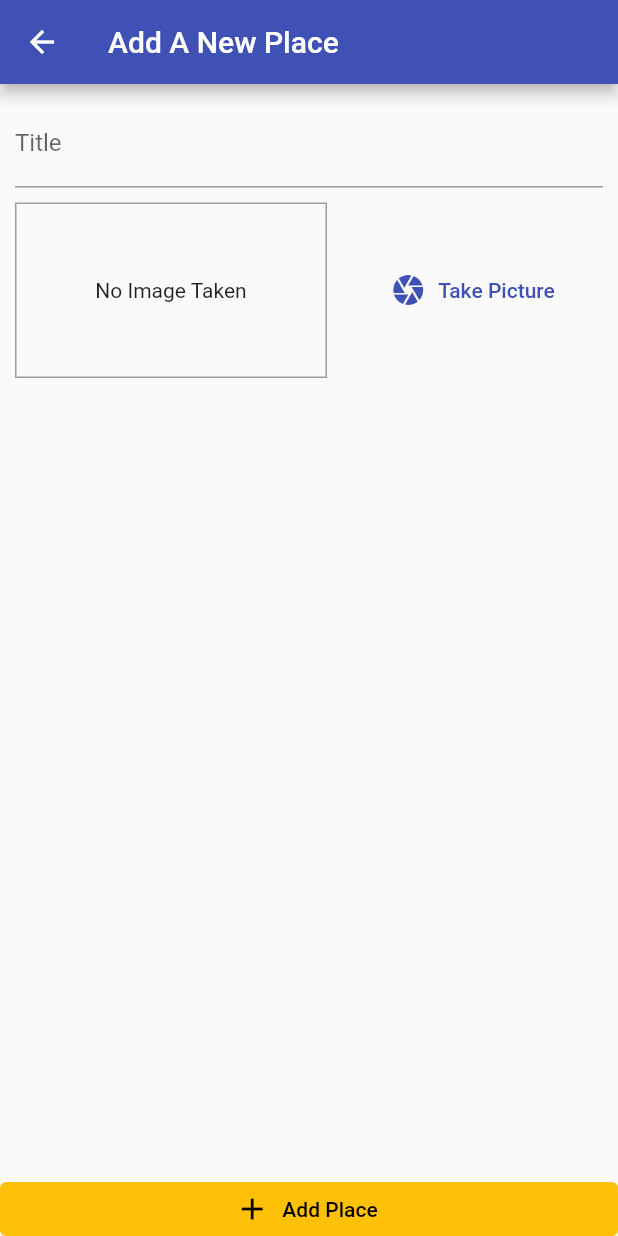
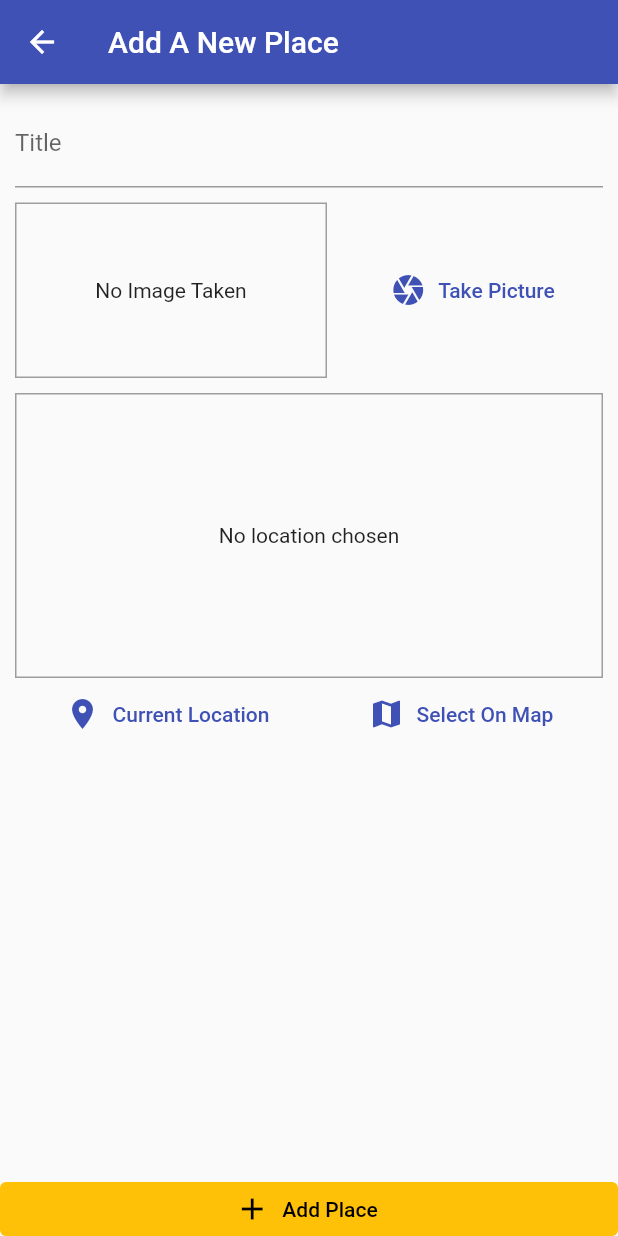
Before and after one commit to amanat-2003/map_camera_devicememory_app, a Flutter app: the AddPlaceScreen screen opened by its route, on a phone screen of 412 x 824 dp. Run offline on Flutter 3.47's test engine with Material 2 defaults, Android fonts, the phone set to English and light mode, and no system bars; our stand-ins replace image_picker, location, sqflite; accounts and stored records are empty.

Commit message:
lec 305 and 306 completed

```diff
--- a/lib/screens/add_place_screen.dart
+++ b/lib/screens/add_place_screen.dart
@@ -4,6 +4,7 @@ import 'package:flutter/material.dart';
 import 'package:provider/provider.dart';
 
 import '../widgets/image_input.dart';
+import '../widgets/location_input.dart';
 import '../providers/great_places.dart';
 
 class AddPlaceScreen extends StatefulWidget {
@@ -51,6 +52,9 @@ class _AddPlaceScreenState extends State<AddPlaceScreen> {
                     ),
                     SizedBox(height: 10),
                     ImageInput(_selectImage),
+                    SizedBox(height: 10),
+                    LocationInput(),
+
                   ],
                 ),
               ),
--- /dev/null
+++ b/lib/widgets/location_input.dart
@@ -0,0 +1,56 @@
+import 'package:flutter/material.dart';
+import 'package:location/location.dart';
+
+class LocationInput extends StatefulWidget {
+  const LocationInput({Key key}) : super(key: key);
+
+  @override
+  State<LocationInput> createState() => _LocationInputState();
+}
+
+class _LocationInputState extends State<LocationInput> {
+  String _previewImageUrl;
+
+  Future<void> _getCurrentUserLocation() async {
+    final locData = await Location().getLocation();
+    print(locData.latitude);
+    print(locData.longitude);
+  }
+
+  @override
+  Widget build(BuildContext context) {
+    return Column(
+      children: [
+        Container(
+            height: 190,
+            width: double.infinity,
+            alignment: Alignment.center,
+            decoration:
+                BoxDecoration(border: Border.all(width: 1, color: Colors.grey)),
+            child: _previewImageUrl == null
+                ? Text(
+                    'No location chosen',
+                    textAlign: TextAlign.center,
+                  )
+                : Image.network(
+                    _previewImageUrl,
+                    fit: BoxFit.cover,
+                    width: double.infinity,
+                  )),
+        Row(
+          mainAxisAlignment: MainAxisAlignment.spaceAround,
+          children: [
+            TextButton.icon(
+                onPressed: _getCurrentUserLocation,
+                icon: Icon(Icons.location_on),
+                label: Text('Current Location')),
+            TextButton.icon(
+                onPressed: () {},
+                icon: Icon(Icons.map),
+                label: Text('Select On Map')),
+          ],
+        ),
+      ],
+    );
+  }
+}
```
Also changed, not shown: 3 other files.
